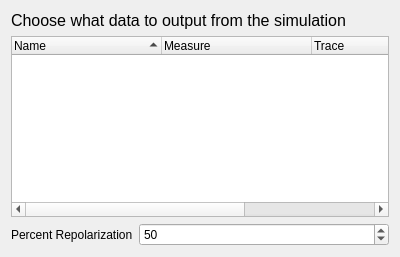
Qt form src/LongQtMain/mvarmenu.ui (hundlab/LongQt) before a commit.
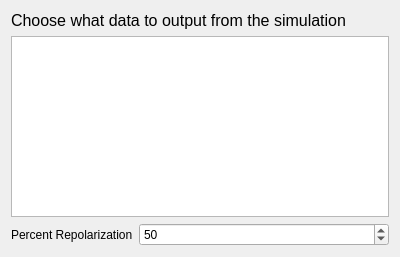
The same form after that commit.

Commit message:
combined traces menu with measures menu
- required that QTreeWidget be transformed into QTreeView
  - created DataOutputSelectionModel, DataOutputItem
    as data models for new view
  - moved most logic out of mvarmenu into dataoutput model

```diff
--- a/src/LongQtMain/mvarmenu.ui
+++ b/src/LongQtMain/mvarmenu.ui
@@ -27,51 +27,19 @@
     </widget>
    </item>
    <item>
-    <widget class="QTreeWidget" name="measView">
+    <widget class="QTreeView" name="measView">
      <property name="sortingEnabled">
       <bool>true</bool>
      </property>
-     <attribute name="headerDefaultSectionSize">
-      <number>150</number>
-     </attribute>
-     <attribute name="headerHighlightSections">
-      <bool>true</bool>
-     </attribute>
      <attribute name="headerMinimumSectionSize">
       <number>150</number>
      </attribute>
-     <column>
-      <property name="text">
-       <string>Name</string>
-      </property>
-      <property name="toolTip">
-       <string>Name of the Variable</string>
-      </property>
-     </column>
-     <column>
-      <property name="text">
-       <string>Measure</string>
-      </property>
-      <property name="toolTip">
-       <string>Measures taken every beat</string>
-      </property>
-     </column>
-     <column>
-      <property name="text">
-       <string>Trace</string>
-      </property>
-      <property name="toolTip">
-       <string>A trace of the values taken on by the variable during the simulation</string>
-      </property>
-     </column>
-     <column>
-      <property name="text">
-       <string>Type</string>
-      </property>
-      <property name="toolTip">
-       <string/>
-      </property>
-     </column>
+     <attribute name="headerShowSortIndicator" stdset="0">
+      <bool>true</bool>
+     </attribute>
+     <attribute name="headerStretchLastSection">
+      <bool>true</bool>
+     </attribute>
     </widget>
    </item>
    <item>
```
The commit also changes 8 other files.
